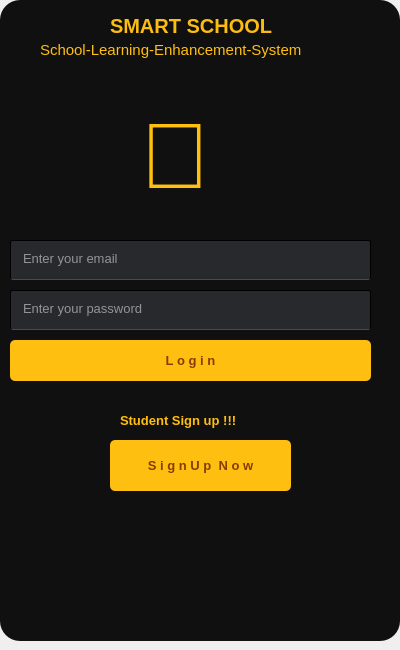
KemalDurukanMERT/Smart-School-2.0, file login_form.ui: the form before one commit.
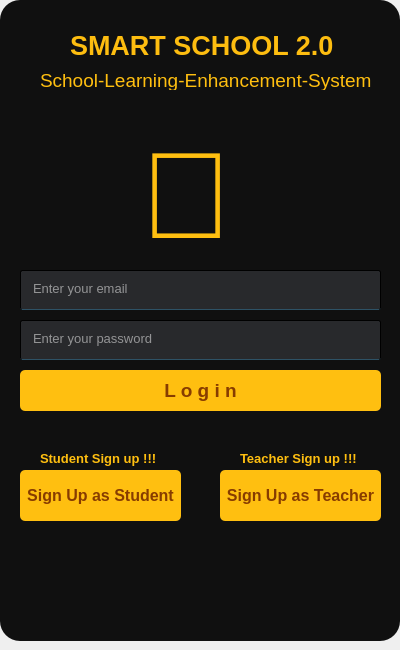
The form after the commit.

The edit to the form file:
```diff
--- a/login_form.ui
+++ b/login_form.ui
@@ -45,8 +45,8 @@
    <widget class="QLineEdit" name="tb1">
     <property name="geometry">
      <rect>
-      <x>10</x>
-      <y>240</y>
+      <x>20</x>
+      <y>270</y>
       <width>361</width>
       <height>40</height>
      </rect>
@@ -78,8 +78,8 @@
    <widget class="QLineEdit" name="tb2">
     <property name="geometry">
      <rect>
-      <x>10</x>
-      <y>290</y>
+      <x>20</x>
+      <y>320</y>
       <width>361</width>
       <height>40</height>
      </rect>
@@ -111,15 +111,15 @@
    <widget class="QPushButton" name="b1">
     <property name="geometry">
      <rect>
-      <x>10</x>
-      <y>340</y>
+      <x>20</x>
+      <y>370</y>
       <width>361</width>
       <height>41</height>
      </rect>
     </property>
     <property name="font">
      <font>
-      <pointsize>10</pointsize>
+      <pointsize>14</pointsize>
       <weight>75</weight>
       <bold>true</bold>
      </font>
@@ -144,14 +144,16 @@
     <property name="geometry">
      <rect>
       <x>140</x>
-      <y>70</y>
-      <width>101</width>
+      <y>110</y>
+      <width>121</width>
       <height>171</height>
      </rect>
     </property>
     <property name="font">
      <font>
-      <pointsize>70</pointsize>
+      <pointsize>92</pointsize>
+      <weight>75</weight>
+      <bold>true</bold>
      </font>
     </property>
     <property name="styleSheet">
@@ -164,10 +166,10 @@
    <widget class="QLabel" name="label_2">
     <property name="geometry">
      <rect>
-      <x>120</x>
-      <y>410</y>
-      <width>161</width>
-      <height>21</height>
+      <x>40</x>
+      <y>450</y>
+      <width>121</width>
+      <height>16</height>
      </rect>
     </property>
     <property name="font">
@@ -187,15 +189,15 @@
    <widget class="QPushButton" name="b2">
     <property name="geometry">
      <rect>
-      <x>110</x>
-      <y>440</y>
-      <width>181</width>
+      <x>20</x>
+      <y>470</y>
+      <width>161</width>
       <height>51</height>
      </rect>
     </property>
     <property name="font">
      <font>
-      <pointsize>10</pointsize>
+      <pointsize>12</pointsize>
       <weight>75</weight>
       <bold>true</bold>
      </font>
@@ -213,21 +215,21 @@
 </string>
     </property>
     <property name="text">
-     <string>S i g n U p  N o w</string>
+     <string>Sign Up as Student</string>
     </property>
    </widget>
    <widget class="QLabel" name="label_3">
     <property name="geometry">
      <rect>
-      <x>110</x>
-      <y>0</y>
-      <width>241</width>
+      <x>70</x>
+      <y>20</y>
+      <width>271</width>
       <height>51</height>
      </rect>
     </property>
     <property name="font">
      <font>
-      <pointsize>15</pointsize>
+      <pointsize>20</pointsize>
       <weight>75</weight>
       <bold>true</bold>
       <strikeout>false</strikeout>
@@ -237,21 +239,21 @@
      <string notr="true">color: rgb(253, 189, 16);</string>
     </property>
     <property name="text">
-     <string>SMART SCHOOL</string>
+     <string>SMART SCHOOL 2.0</string>
     </property>
    </widget>
    <widget class="QLabel" name="label_4">
     <property name="geometry">
      <rect>
       <x>40</x>
-      <y>40</y>
-      <width>321</width>
+      <y>70</y>
+      <width>331</width>
       <height>20</height>
      </rect>
     </property>
     <property name="font">
      <font>
-      <pointsize>11</pointsize>
+      <pointsize>14</pointsize>
      </font>
     </property>
     <property name="styleSheet">
@@ -261,6 +263,61 @@
      <string>School-Learning-Enhancement-System</string>
     </property>
    </widget>
+   <widget class="QPushButton" name="b2_2">
+    <property name="geometry">
+     <rect>
+      <x>220</x>
+      <y>470</y>
+      <width>161</width>
+      <height>51</height>
+     </rect>
+    </property>
+    <property name="font">
+     <font>
+      <pointsize>12</pointsize>
+      <weight>75</weight>
+      <bold>true</bold>
+     </font>
+    </property>
+    <property name="styleSheet">
+     <string notr="true">QPushButton#b2_2 {
+    background-color: rgb(255, 191, 16);
+    color: rgb(135, 60, 0);
+    border-radius: 5px;
+}
+
+QPushButton#b2_2:pressed {
+    background-color: rgb(255, 255, 16);
+}
+</string>
+    </property>
+    <property name="text">
+     <string>Sign Up as Teacher</string>
+    </property>
+   </widget>
+   <widget class="QLabel" name="label_5">
+    <property name="geometry">
+     <rect>
+      <x>240</x>
+      <y>450</y>
+      <width>121</width>
+      <height>16</height>
+     </rect>
+    </property>
+    <property name="font">
+     <font>
+      <pointsize>10</pointsize>
+      <weight>75</weight>
+      <bold>true</bold>
+     </font>
+    </property>
+    <property name="styleSheet">
+     <string notr="true">color:rgb(255,191,16);</string>
+    </property>
+    <property name="text">
+     <string>Teacher Sign up !!!</string>
+    </property>
+   </widget>
    <zorder>label</zorder>
    <zorder>tb1</zorder>
    <zorder>tb2</zorder>
```
Left out of the diff: 2 changed lines with no effect on the pictures.
